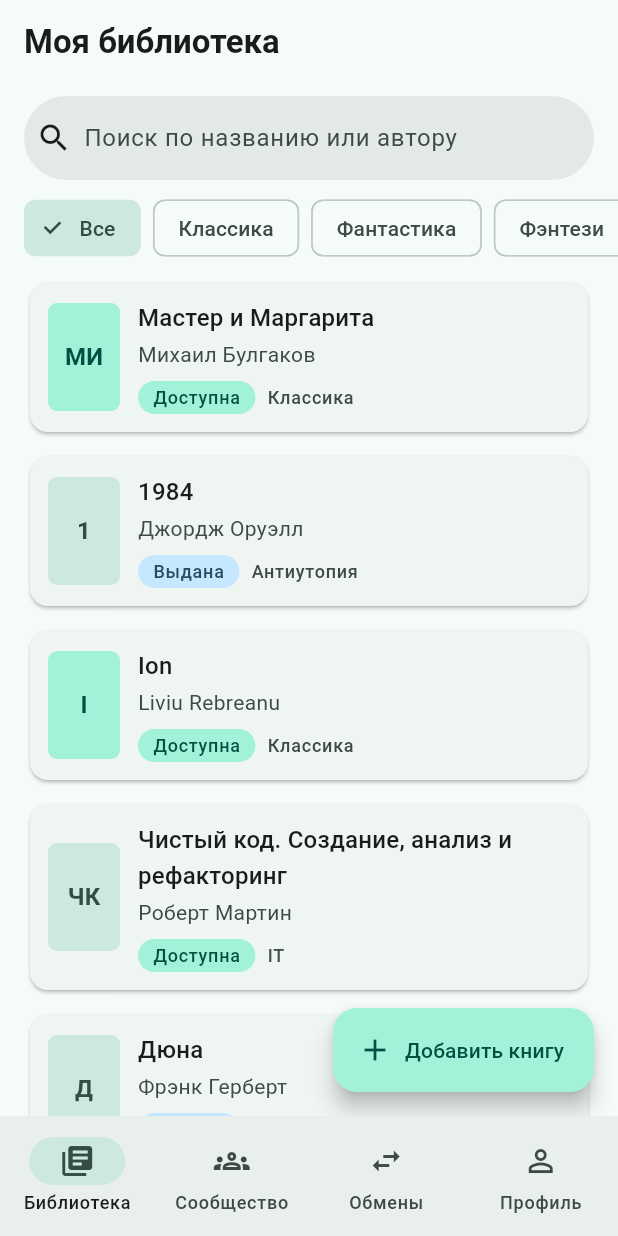
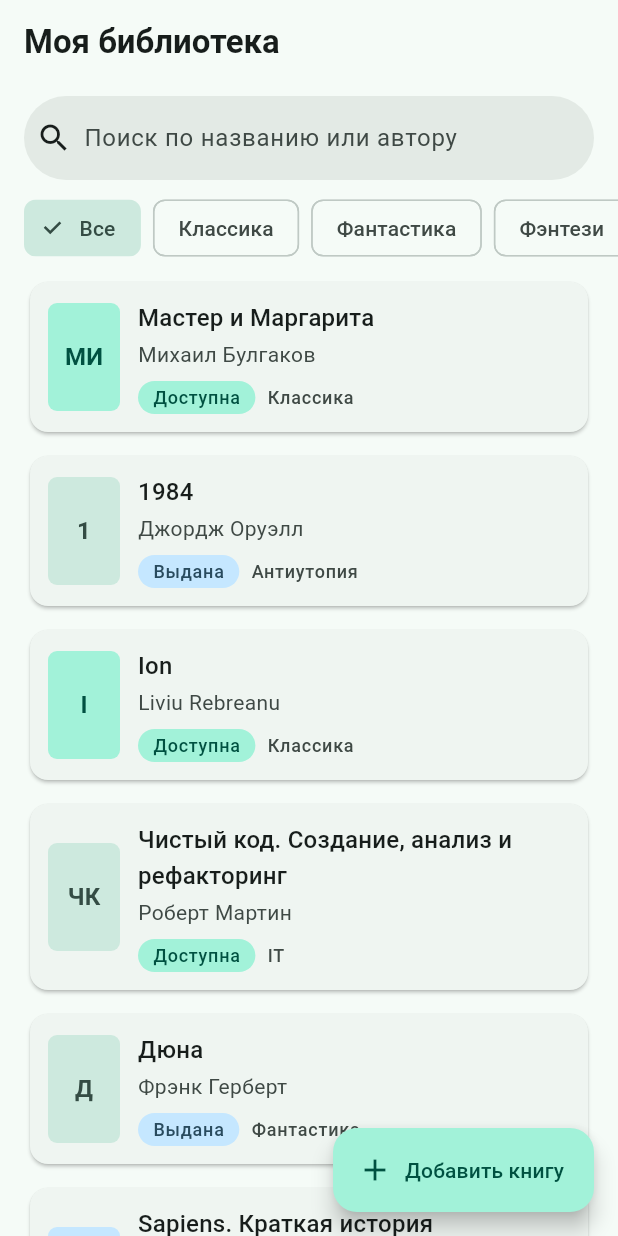
Before and after one commit to BiTeRios/booknest, a Flutter app: the screen it shows after launch, after a tap on "Войти", on a phone screen of 412 x 824 dp. Run offline on Flutter 3.47's test engine with Material 3 defaults, Android fonts, the phone set to English and light mode, and no system bars; our stand-ins replace go_router.

Commit message:
L3: карта маршрутов router.dart и MaterialApp.router, леса Navigator.push удалены

```diff
--- a/lib/main.dart
+++ b/lib/main.dart
@@ -1,6 +1,6 @@
 import 'package:flutter/material.dart';
 
-import 'screens/login_screen.dart';
+import 'router.dart';
 
 void main() => runApp(const BookNestApp());
 
@@ -10,7 +10,9 @@ class BookNestApp extends StatelessWidget {
 
   @override
   Widget build(BuildContext context) {
-    return MaterialApp(
+    // MaterialApp.router: навигацию принимает go_router, параметра home: больше нет —
+    // стартовый экран задаёт initialLocation в router.dart.
+    return MaterialApp.router(
       title: 'BookNest',
       debugShowCheckedModeBanner: false,
       theme: ThemeData(
@@ -22,8 +24,7 @@ class BookNestApp extends StatelessWidget {
           titleLarge: TextStyle(fontWeight: FontWeight.w600),
         ),
       ),
-      // Приложение стартует со входа; на L3 вместо home: придёт go_router.
-      home: const LoginScreen(),
+      routerConfig: router,
     );
   }
 }
--- /dev/null
+++ b/lib/router.dart
@@ -0,0 +1,35 @@
+import 'package:go_router/go_router.dart';
+
+import 'screens/book_detail_screen.dart';
+import 'screens/book_form_screen.dart';
+import 'screens/community_screen.dart';
+import 'screens/library_screen.dart';
+import 'screens/loans_screen.dart';
+import 'screens/login_screen.dart';
+import 'screens/profile_screen.dart';
+
+/// Карта приложения: каждый экран ТЗ получает адрес, как маленький REST API.
+/// Глобальный объект, строится один раз: после изменений карты нужен restart (R).
+final router = GoRouter(
+  initialLocation: '/login', // приложение стартует со входа
+  routes: [
+    GoRoute(path: '/login', builder: (_, _) => const LoginScreen()),
+    GoRoute(path: '/books', builder: (_, _) => const LibraryScreen()),
+    // ФИКСИРОВАННЫЙ сегмент — строго перед ':id', иначе «new» поймает
+    // переменный сегмент и int.parse('new') упадёт.
+    GoRoute(path: '/books/new', builder: (_, _) => const BookFormScreen()),
+    GoRoute(
+      path: '/books/:id', // /books/7 — параметр пути всегда String
+      builder: (_, state) =>
+          BookDetailScreen(id: int.parse(state.pathParameters['id']!)),
+    ),
+    GoRoute(path: '/community', builder: (_, _) => const CommunityScreen()),
+    GoRoute(
+      path: '/community/:id',
+      builder: (_, state) =>
+          BookDetailScreen(id: int.parse(state.pathParameters['id']!)),
+    ),
+    GoRoute(path: '/loans', builder: (_, _) => const LoansScreen()),
+    GoRoute(path: '/profile', builder: (_, _) => const ProfileScreen()),
+  ],
+);
--- a/lib/screens/home_shell.dart
+++ /dev/null
@@ -1,58 +0,0 @@
-import 'package:flutter/material.dart';
-
-import 'community_screen.dart';
-import 'library_screen.dart';
-import 'loans_screen.dart';
-import 'profile_screen.dart';
-
-/// Временная обёртка L2 с NavigationBar — только чтобы на защите можно было
-/// дойти до каждого экрана. На L3 её заменит StatefulShellRoute из go_router.
-///
-/// Единственное допустимое исключение из правила «StatelessWidget повсюду»:
-/// состояние здесь — только индекс выбранной вкладки, содержимое экранов статично.
-class HomeShell extends StatefulWidget {
-  const HomeShell({super.key});
-
-  @override
-  State<HomeShell> createState() => _HomeShellState();
-}
-
-class _HomeShellState extends State<HomeShell> {
-  int _index = 0;
-
-  static const _screens = [
-    LibraryScreen(),
-    CommunityScreen(),
-    LoansScreen(),
-    ProfileScreen(),
-  ];
-
-  @override
-  Widget build(BuildContext context) {
-    return Scaffold(
-      body: _screens[_index],
-      bottomNavigationBar: NavigationBar(
-        selectedIndex: _index,
-        onDestinationSelected: (index) => setState(() => _index = index),
-        destinations: const [
-          NavigationDestination(
-            icon: Icon(Icons.library_books_outlined),
-            selectedIcon: Icon(Icons.library_books),
-            label: 'Библиотека',
-          ),
-          NavigationDestination(
-            icon: Icon(Icons.groups_outlined),
-            selectedIcon: Icon(Icons.groups),
-            label: 'Сообщество',
-          ),
-          NavigationDestination(icon: Icon(Icons.swap_horiz), label: 'Обмены'),
-          NavigationDestination(
-            icon: Icon(Icons.person_outline),
-            selectedIcon: Icon(Icons.person),
-            label: 'Профиль',
-          ),
-        ],
-      ),
-    );
-  }
-}
--- a/lib/screens/library_screen.dart
+++ b/lib/screens/library_screen.dart
@@ -3,8 +3,6 @@ import 'package:flutter/material.dart';
 import '../data/mock_data.dart';
 import '../widgets/book_card.dart';
 import '../widgets/genre_filter_bar.dart';
-import 'book_detail_screen.dart';
-import 'book_form_screen.dart';
 
 /// «Моя библиотека»: список своих книг с поиском и фильтром по жанру.
 /// Поиск и фильтр на L2 только визуальные — работать начнут на L4.
@@ -33,27 +31,14 @@ class LibraryScreen extends StatelessWidget {
               itemCount: mockMyBooks.length,
               separatorBuilder: (_, _) => const SizedBox(height: 8),
               itemBuilder: (context, index) {
-                final book = mockMyBooks[index];
-                return BookCard(
-                  book: book,
-                  // временный переход для демонстрации; на L3 — go_router
-                  onTap: () => Navigator.push(
-                    context,
-                    MaterialPageRoute(
-                      builder: (_) => BookDetailScreen(book: book),
-                    ),
-                  ),
-                );
+                return BookCard(book: mockMyBooks[index]);
               },
             ),
           ),
         ],
       ),
       floatingActionButton: FloatingActionButton.extended(
-        onPressed: () => Navigator.push(
-          context,
-          MaterialPageRoute(builder: (_) => const BookFormScreen()),
-        ),
+        onPressed: () {},
         icon: const Icon(Icons.add),
         label: const Text('Добавить книгу'),
       ),
--- a/lib/screens/login_screen.dart
+++ b/lib/screens/login_screen.dart
@@ -1,6 +1,5 @@
 import 'package:flutter/material.dart';
-
-import 'home_shell.dart';
+import 'package:go_router/go_router.dart';
 
 /// Вход / регистрация. На L2 строго статический: два поля и кнопка,
 /// без Form, без validator и без проверки полей (валидация — L3, backend — L5).
@@ -60,12 +59,8 @@ class LoginScreen extends StatelessWidget {
                   ),
                   const SizedBox(height: 24),
                   FilledButton(
-                    // без проверки: только переход на стартовый экран,
-                    // чтобы не блокировать демонстрацию (разрешено на L2)
-                    onPressed: () => Navigator.pushReplacement(
-                      context,
-                      MaterialPageRoute(builder: (_) => const HomeShell()),
-                    ),
+                    // go, а не push: login уходит из стека (валидация — далее)
+                    onPressed: () => context.go('/books'),
                     child: const Text('Войти'),
                   ),
                   const SizedBox(height: 8),
```
Also changed, not shown: lib/screens/book_detail_screen.dart (+16 -2 lines), lib/screens/community_screen.dart (+0 -7 lines).
